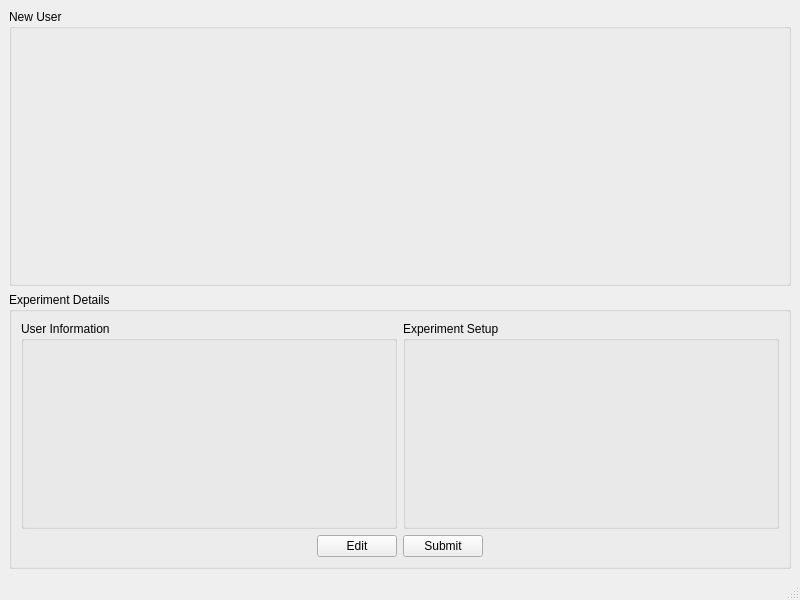
This is ObjectTrackMatrix/MainWindow.ui in parallax-xallaraq/ObjectTrackMatrix as Qt 5 draws it before an edit. The edited form follows.
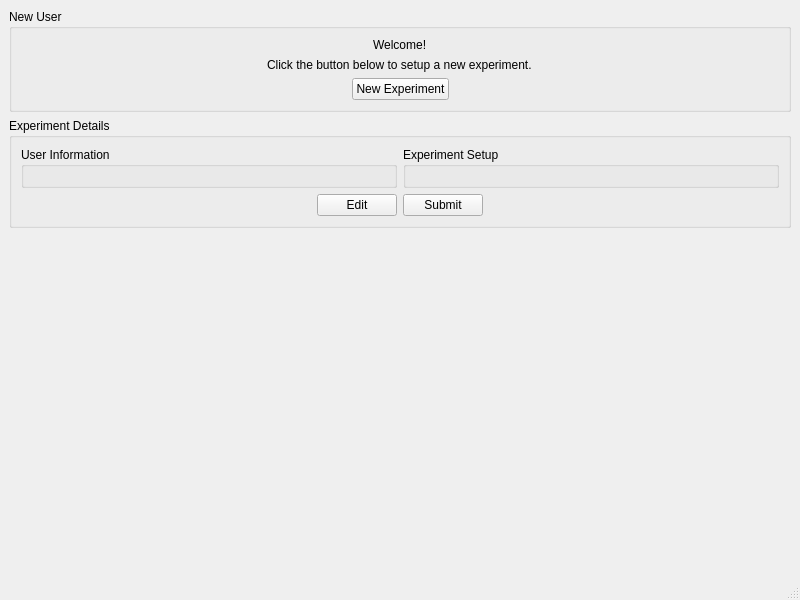
This is the edited form. Custom widgets are drawn as their Qt base class.

Commit message: new user button functional

```diff
--- a/ObjectTrackMatrix/MainWindow.ui
+++ b/ObjectTrackMatrix/MainWindow.ui
@@ -15,18 +15,6 @@
   </property>
   <widget class="QWidget" name="centralwidget">
    <layout class="QGridLayout" name="gridLayout">
-    <item row="0" column="0">
-     <widget class="QGroupBox" name="groupBox_NewUser">
-      <property name="title">
-       <string>New User</string>
-      </property>
-      <layout class="QVBoxLayout" name="verticalLayout">
-       <item>
-        <widget class="NewUser" name="widget_newUser" native="true"/>
-       </item>
-      </layout>
-     </widget>
-    </item>
     <item row="1" column="0">
      <widget class="QGroupBox" name="groupBox_experimentDetails">
       <property name="title">
@@ -108,6 +96,79 @@
       </layout>
      </widget>
     </item>
+    <item row="0" column="0">
+     <widget class="QGroupBox" name="groupBox_NewUser">
+      <property name="title">
+       <string>New User</string>
+      </property>
+      <layout class="QVBoxLayout" name="verticalLayout">
+       <item alignment="Qt::AlignHCenter">
+        <widget class="QLabel" name="label">
+         <property name="text">
+          <string>Welcome!</string>
+         </property>
+        </widget>
+       </item>
+       <item alignment="Qt::AlignHCenter">
+        <widget class="QLabel" name="label_2">
+         <property name="text">
+          <string>Click the button below to setup a new experiment.</string>
+         </property>
+        </widget>
+       </item>
+       <item>
+        <layout class="QHBoxLayout" name="horizontalLayout_2">
+         <item>
+          <spacer name="horizontalSpacer_3">
+           <property name="orientation">
+            <enum>Qt::Horizontal</enum>
+           </property>
+           <property name="sizeHint" stdset="0">
+            <size>
+             <width>40</width>
+             <height>20</height>
+            </size>
+           </property>
+          </spacer>
+         </item>
+         <item>
+          <widget class="QPushButton" name="pushButton_newExperiment">
+           <property name="text">
+            <string>New Experiment</string>
+           </property>
+          </widget>
+         </item>
+         <item>
+          <spacer name="horizontalSpacer_4">
+           <property name="orientation">
+            <enum>Qt::Horizontal</enum>
+           </property>
+           <property name="sizeHint" stdset="0">
+            <size>
+             <width>40</width>
+             <height>20</height>
+            </size>
+           </property>
+          </spacer>
+         </item>
+        </layout>
+       </item>
+      </layout>
+     </widget>
+    </item>
+    <item row="2" column="0">
+     <spacer name="verticalSpacer">
+      <property name="orientation">
+       <enum>Qt::Vertical</enum>
+      </property>
+      <property name="sizeHint" stdset="0">
+       <size>
+        <width>20</width>
+        <height>40</height>
+       </size>
+      </property>
+     </spacer>
+    </item>
    </layout>
   </widget>
   <widget class="QMenuBar" name="menubar">
@@ -123,12 +184,6 @@
   <widget class="QStatusBar" name="statusbar"/>
  </widget>
  <customwidgets>
-  <customwidget>
-   <class>NewUser</class>
-   <extends>QWidget</extends>
-   <header>NewUser.h</header>
-   <container>1</container>
-  </customwidget>
   <customwidget>
    <class>GetUserInfo</class>
    <extends>QWidget</extends>
```
The commit also changes 37 other files.
